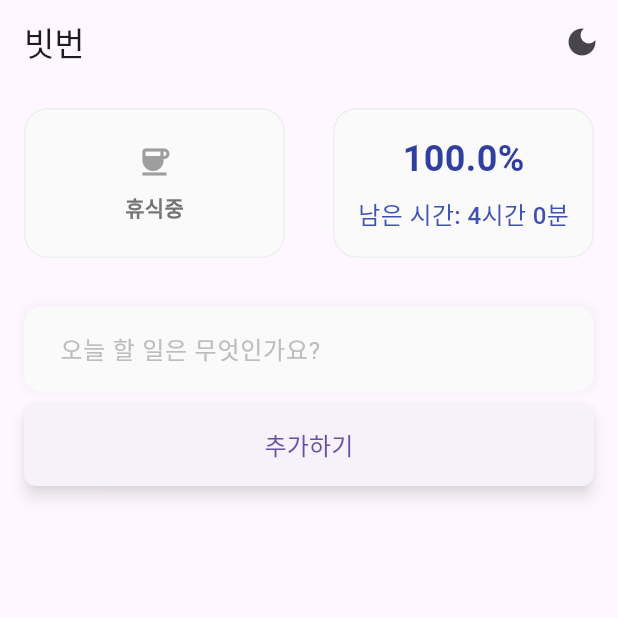
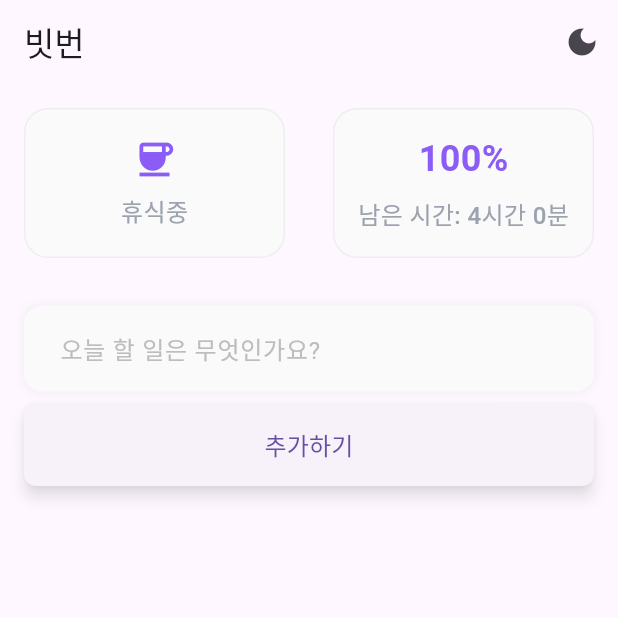
Before and after one commit to indianaPoly/frontend-beatburn, a Flutter app: the HomeScreen screen opened directly, on a phone screen of 412 x 824 dp, the top half of it. Run offline on Flutter 3.47's test engine with Material 3 defaults, Android fonts, the light colour scheme and no system bars.

Commit message:
feat: indicator 위젯 분리

```diff
--- a/lib/widgets/battery_indicator.dart
+++ b/lib/widgets/battery_indicator.dart
@@ -1,3 +1,4 @@
+import 'package:burnout_todolist/widgets/indicator.dart';
 import 'package:flutter/material.dart';
 import 'package:provider/provider.dart';
 import 'package:burnout_todolist/providers/todo_provider.dart';
@@ -10,26 +11,16 @@ class BatteryIndicator extends StatelessWidget {
    final hours = provider.remainingTime.floor();
    final minutes = ((provider.remainingTime - hours) * 60).round();
 
-   return Container(
+   return Indicator(
      margin: const EdgeInsets.only(left: 16),
-     padding: const EdgeInsets.symmetric(vertical: 16),
-     decoration: BoxDecoration(
-       color: Colors.grey[50],
-       borderRadius: BorderRadius.circular(16),
-       border: Border.all(
-         color: Colors.grey[200]!,
-         width: 1,
-       ),
-     ),
-     child: Column(
-       mainAxisAlignment: MainAxisAlignment.center,
+     mainContent: Column(
        children: [
          Text(
-           '${percentage.toStringAsFixed(1)}%',
+           '${percentage.toStringAsFixed(0)}%',
            style: TextStyle(
              fontSize: 24,
              fontWeight: FontWeight.bold,
-             color: Colors.indigo[700],
+             color: Indicator.textColors['accent'],
            ),
          ),
          const SizedBox(height: 8),
@@ -37,7 +28,7 @@ class BatteryIndicator extends StatelessWidget {
            '남은 시간: ${hours}시간 ${minutes}분',
            style: TextStyle(
              fontSize: 16,
-             color: Colors.indigo[500],
+             color: Indicator.textColors['secondary'],
              fontWeight: FontWeight.w500,
            ),
          ),
--- /dev/null
+++ b/lib/widgets/indicator.dart
@@ -0,0 +1,39 @@
+import 'package:flutter/material.dart';
+
+class Indicator extends StatelessWidget {
+ final Widget mainContent;
+ final EdgeInsets margin;
+
+ const Indicator({
+   required this.mainContent,
+   this.margin = const EdgeInsets.symmetric(horizontal: 16),
+ });
+
+ static final textColors = {
+   'primary': Color(0xFF6B7280),   // 차분한 회색
+   'secondary': Color(0xFF9CA3AF), // 부드러운 회색
+   'accent': Color(0xFF8B5CF6),    // 세련된 보라색
+ };
+
+ @override
+  Widget build(BuildContext context) {
+    final isDarkMode = Theme.of(context).brightness == Brightness.dark;
+
+    return Container(
+      margin: margin,
+      padding: const EdgeInsets.symmetric(vertical: 16),
+      decoration: BoxDecoration(
+        color: isDarkMode ? Colors.grey[900] : Colors.grey[50],
+        borderRadius: BorderRadius.circular(16),
+        border: Border.all(
+          color: isDarkMode ? Colors.grey[800]! : Colors.grey[200]!,
+          width: 1,
+        ),
+      ),
+      child: Column(
+        mainAxisAlignment: MainAxisAlignment.center,
+        children: [mainContent],
+      ),
+    );
+  }
+}
--- a/lib/widgets/study_indicator.dart
+++ b/lib/widgets/study_indicator.dart
@@ -1,4 +1,5 @@
 import 'package:burnout_todolist/providers/todo_provider.dart';
+import 'package:burnout_todolist/widgets/indicator.dart';
 import 'package:flutter/material.dart';
 import 'package:provider/provider.dart';
 
@@ -6,40 +7,30 @@ class StudyIndicator extends StatelessWidget {
  @override
  Widget build(BuildContext context) {
    return Consumer<TodoProvider>(
-     builder: (context, provider, child) {
+     builder: (context, provider, _) {
        final isStudying = provider.currentState == StudyState.studying;
-       return Container(
+       return Indicator(
          margin: const EdgeInsets.only(right: 16),
-           padding: const EdgeInsets.symmetric(vertical: 16),
-           decoration: BoxDecoration(
-             color: Color(0xFFFAFAFA),
-             borderRadius: BorderRadius.circular(16),
-             border: Border.all(
-               color: Color(0xFFEEEEEE),
-               width: 1,
-             ),
-           ),
-           child: Column(
-             mainAxisAlignment: MainAxisAlignment.center,
+         mainContent: Column(
            children: [
              Icon(
                isStudying ? Icons.school : Icons.coffee,
-                 color: Color(0xFF9E9E9E),
-                 size: 24,
+               color: Indicator.textColors['accent'],
+               size: 30,
              ),
              const SizedBox(height: 8),
              Text(
                isStudying ? '공부중' : '휴식중',
                style: TextStyle(
-                   color: Color(0xFF757575),
-                   fontWeight: FontWeight.w600,
-                   fontSize: 14,
+                 color: Indicator.textColors['secondary'],
+                 fontWeight: FontWeight.w500,
+                 fontSize: 16,
                ),
              ),
            ],
          ),
        );
-     },
+     }
    );
  }
 }
```
Lines whose indentation alone changed are shown as unchanged.
